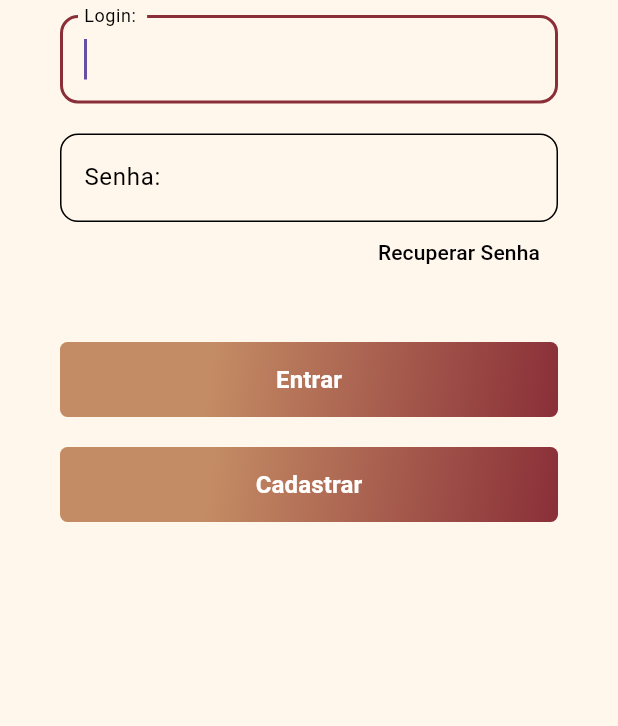
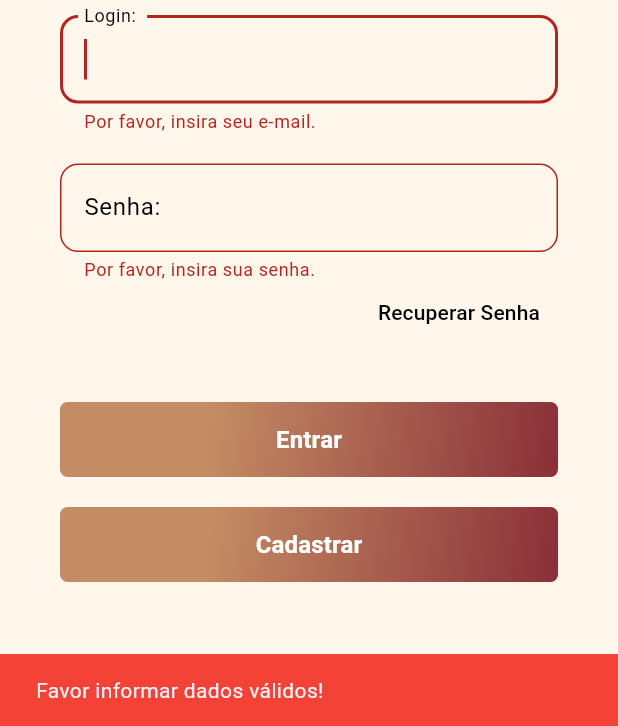
Before and after one commit to Julesz1/CaJu_Ltda, a Flutter app: the screen it shows after launch, after a tap on "Entrar", on a phone screen of 412 x 824 dp, the part 510-1236 px from its top. Run offline on Flutter 3.47's test engine with Material 3 defaults, Android fonts, the phone set to English and light mode, and no system bars; our stand-ins replace device_preview.

Commit message:
Logica de login pronta! dados pra login no README. Tela de cardápio criada (ainda sem nada)

```diff
--- a/lib/main.dart
+++ b/lib/main.dart
@@ -2,6 +2,7 @@
 
 import 'package:device_preview/device_preview.dart';
 import 'package:flutter/material.dart';
+import 'package:projeto07/views/cardapio.dart';
 import 'package:projeto07/views/login.dart';
 
 //definindo a paleta
@@ -27,6 +28,9 @@ class MainApp extends StatelessWidget {
     return MaterialApp(
       debugShowCheckedModeBanner: false,
       home: Login(),
+      routes: {
+        'cardapio': (context) => Cardapio(),
+      },
     );
   }
 }
--- /dev/null
+++ b/lib/views/cardapio.dart
@@ -0,0 +1,24 @@
+// ignore_for_file: prefer_const_constructors
+
+import 'package:flutter/material.dart';
+
+class Cardapio extends StatefulWidget {
+  const Cardapio({super.key});
+
+  @override
+  State<Cardapio> createState() => _CardapioState();
+}
+
+class _CardapioState extends State<Cardapio> {
+  @override
+  Widget build(BuildContext context) {
+    return Scaffold(
+      body: Center(
+        child: Text(
+          'Cardápio',
+          style: TextStyle(fontSize: 24),
+        ),
+      ),
+    );
+  }
+}
--- a/lib/views/login.dart
+++ b/lib/views/login.dart
@@ -1,20 +1,59 @@
 // ignore_for_file: prefer_const_constructors, prefer_const_literals_to_create_immutables
 
 import 'package:flutter/material.dart';
+import 'package:projeto07/views/cardapio.dart';
 
-class Login extends StatelessWidget {
+class Login extends StatefulWidget {
   const Login({super.key});
+
+  @override
+  LoginState createState() => LoginState();
+}
+
+class LoginState extends State<Login> {
+  final _formKey = GlobalKey<FormState>();
+  final TextEditingController _emailController = TextEditingController();
+  final TextEditingController _senhaController = TextEditingController();
+
+  void _validateForm() {
+    if (_formKey.currentState!.validate()) {
+      const String emailValido = 'caju@emailadmin.com';
+      const String senhaValida = 'admin123';
+
+      if (_emailController.text == emailValido && _senhaController.text == senhaValida) {
+        Navigator.push(context,
+         MaterialPageRoute(builder:
+         (context) => Cardapio()
+         ),
+        );
+      } else {
+      ScaffoldMessenger.of(context).showSnackBar(
+        SnackBar(
+          content: Text('E-mail ou senha incorretos.'),
+          duration: Duration(seconds: 5),
+          backgroundColor: Colors.red,
+        ),
+      );
+    }
+    } else {
+      ScaffoldMessenger.of(context).showSnackBar(
+        SnackBar(
+          content: Text('Favor informar dados válidos!'),
+          duration: Duration(seconds: 5),
+          backgroundColor: Colors.red,
+          ),
+      );
+    }
+  }
 
   @override
   Widget build(BuildContext context) {
     return Scaffold(
       body: Container(
-         padding: EdgeInsets.only(
-          top: 60,
-          left: 40,
-          right: 40,
-        ),
+        padding: EdgeInsets.only(top: 60, left: 40, right: 40),
         color: Color(0xFFfff6ec),
+        child: Form(
+          key: _formKey,
           child: ListView(
             children: <Widget>[
               SizedBox(
@@ -22,16 +61,12 @@ class Login extends StatelessWidget {
                 height: 280,
                 child: Image.asset('assets/images/logo_borda.png'),
               ),
-
               SizedBox(height: 10),
-
               TextFormField(
+                controller: _emailController,
                 autofocus: true,
                 keyboardType: TextInputType.emailAddress,
-              style: TextStyle(
-                    fontSize: 18,
-                    color: Colors.black,
-                     ),
+                style: TextStyle(fontSize: 18, color: Colors.black),
                 decoration: InputDecoration(
                   labelText: 'Login: ',
                   labelStyle: TextStyle(color: Colors.black),
@@ -40,30 +75,29 @@ class Login extends StatelessWidget {
                   ),
                   enabledBorder: OutlineInputBorder(
                     borderRadius: BorderRadius.circular(12),
-                      borderSide: BorderSide(
-                        color: Colors.black,
-                      ),
+                    borderSide: BorderSide(color: Colors.black),
                   ),
                   focusedBorder: OutlineInputBorder(
                     borderRadius: BorderRadius.circular(12),
                     borderSide: BorderSide(
                       color: Color(0xFF8A2F38),
                       width: 2.0,
-                      )
-                    )
                     ),
                   ),
-
+                ),
+                validator: (value) {
+                  if (value == null || value.isEmpty) {
+                    return 'Por favor, insira seu e-mail.';
+                  }
+                },
+              ),
               SizedBox(height: 20),
-
               TextFormField(
+                controller: _senhaController,
                 autofocus: true,
                 obscureText: true,
                 keyboardType: TextInputType.text,
-                  style: TextStyle(
-                    fontSize: 18,
-                    color: Colors.black,
-                  ),
+                style: TextStyle(fontSize: 18, color: Colors.black),
                 decoration: InputDecoration(
                   labelText: 'Senha: ',
                   labelStyle: TextStyle(color: Colors.black),
@@ -72,20 +106,23 @@ class Login extends StatelessWidget {
                   ),
                   enabledBorder: OutlineInputBorder(
                     borderRadius: BorderRadius.circular(12),
-                      borderSide: BorderSide(
-                        color: Colors.black,
-                      ),
+                    borderSide: BorderSide(color: Colors.black),
                   ),
                   focusedBorder: OutlineInputBorder(
                     borderRadius: BorderRadius.circular(12),
                     borderSide: BorderSide(
                       color: Color(0xFF8A2F38),
                       width: 2.0,
-                      )
-                    )
                     ),
                   ),
-
+                ),
+                validator: (value) {
+                  if (value == null || value.isEmpty) {
+                    return 'Por favor, insira sua senha.';
+                  }
+                  return null;
+                },
+              ),
               Container(
                 height: 40,
                 alignment: Alignment.centerRight,
@@ -100,50 +137,7 @@ class Login extends StatelessWidget {
                   ),
                 ),
               ),
-
-
               SizedBox(height: 40),
-
-            Container(
-              height: 50,
-              alignment: Alignment.centerLeft,
-              decoration: BoxDecoration(
-                gradient: LinearGradient(
-                  begin: Alignment.topLeft,
-                  end: Alignment.bottomRight,
-                  stops: [0.3, 1],
-                  colors: [
-                    Color(0xFFC48C64), //tem que colocar 0xFF pra definir a opacidade antes do hex
-                    Color(0xFF8A2F38),
-                  ],
-                ),
-                borderRadius: BorderRadius.all(
-                  Radius.circular(5),
-                ),
-              ),
-              child: SizedBox.expand(
-                child: TextButton (
-                  onPressed: () => {},
-                  child: Row(
-                    mainAxisAlignment: MainAxisAlignment.center,
-                    children: <Widget>[
-                      Text(
-                        "Entrar",
-                        style: TextStyle(
-                          fontWeight: FontWeight.bold,
-                          color: Colors.white,
-                          fontSize: 16,
-                        ),
-                        textAlign: TextAlign.center,
-                        ),
-                    ],
-                  )
-                )
-              ),
-            ),
-
-            SizedBox(height: 20),
-
               Container(
                 height: 50,
                 alignment: Alignment.centerLeft,
@@ -162,7 +156,45 @@ class Login extends StatelessWidget {
                   ),
                 ),
                 child: SizedBox.expand(
-                child: TextButton (
+                  child: TextButton(
+                    onPressed: _validateForm,
+                    child: Row(
+                      mainAxisAlignment: MainAxisAlignment.center,
+                      children: <Widget>[
+                        Text(
+                          "Entrar",
+                          style: TextStyle(
+                            fontWeight: FontWeight.bold,
+                            color: Colors.white,
+                            fontSize: 16,
+                          ),
+                          textAlign: TextAlign.center,
+                        ),
+                      ],
+                    ),
+                  ),
+                ),
+              ),
+              SizedBox(height: 20),
+              Container(
+                height: 50,
+                alignment: Alignment.centerLeft,
+                decoration: BoxDecoration(
+                  gradient: LinearGradient(
+                    begin: Alignment.topLeft,
+                    end: Alignment.bottomRight,
+                    stops: [0.3, 1],
+                    colors: [
+                      Color(0xFFC48C64),
+                      Color(0xFF8A2F38),
+                    ],
+                  ),
+                  borderRadius: BorderRadius.all(
+                    Radius.circular(5),
+                  ),
+                ),
+                child: SizedBox.expand(
+                  child: TextButton(
                     onPressed: () => {},
                     child: Row(
                       mainAxisAlignment: MainAxisAlignment.center,
@@ -177,13 +209,14 @@ class Login extends StatelessWidget {
                           textAlign: TextAlign.center,
                         ),
                       ],
-                  )
-                )
+                    ),
+                  ),
                 ),
               ),
             ],
           ),
         ),
+      ),
     );
   }
 }
```
Lines whose indentation alone changed are shown as unchanged.
